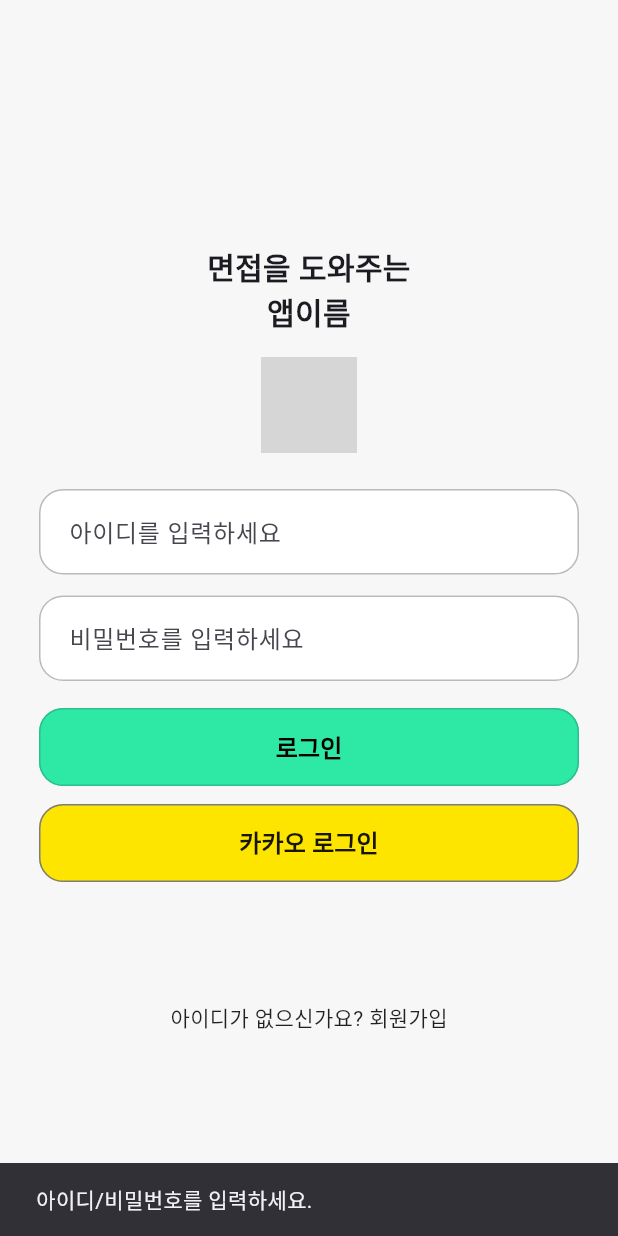
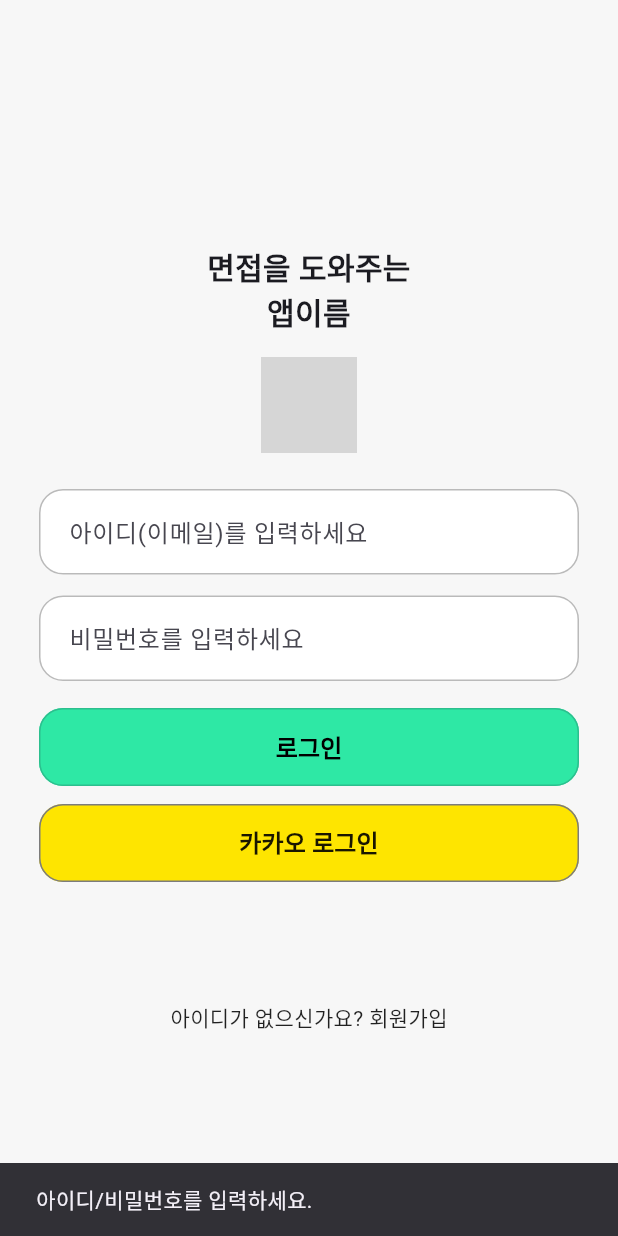
Before and after one commit to hoyoung13/aiready, a Flutter app: the screen it shows after launch, after a tap on "로그인", on a phone screen of 412 x 824 dp. Run offline on Flutter 3.47's test engine with Material 3 defaults, Android fonts, the phone set to English and light mode, and no system bars; our stand-ins replace cloud_firestore, firebase_auth, firebase_core, flutter_riverpod, go_router; missing offline and left inert: kakao_flutter_sdk_user; accounts and stored records are empty; grey boxes are pictures that could not be loaded.

Commit message:
메인페이지 디자인 수정2

```diff
--- a/lib/features/auth/login_page.dart
+++ b/lib/features/auth/login_page.dart
@@ -1,6 +1,7 @@
 import 'package:flutter/material.dart';
 import 'package:go_router/go_router.dart';
 import 'package:kakao_flutter_sdk_user/kakao_flutter_sdk_user.dart';
+import 'package:firebase_auth/firebase_auth.dart'; // ✅ 추가
 
 class LoginPage extends StatefulWidget {
   const LoginPage({super.key});
@@ -9,7 +10,7 @@ class LoginPage extends StatefulWidget {
 }
 
 class _LoginPageState extends State<LoginPage> {
-  final _idCtl = TextEditingController();
+  final _idCtl = TextEditingController(); // 이메일(아이디)
   final _pwCtl = TextEditingController();
   bool _loading = false;
 
@@ -20,28 +21,64 @@ class _LoginPageState extends State<LoginPage> {
     super.dispose();
   }
 
+  void _msg(String m) =>
+      ScaffoldMessenger.of(context).showSnackBar(SnackBar(content: Text(m)));
+
   Future<void> _emailLogin() async {
-    if (_idCtl.text.isEmpty || _pwCtl.text.isEmpty) {
+    final email = _idCtl.text.trim().toLowerCase();
+    final pw = _pwCtl.text;
+
+    if (email.isEmpty || pw.isEmpty) {
       _msg('아이디/비밀번호를 입력하세요.');
       return;
     }
+
     setState(() => _loading = true);
-    await Future.delayed(const Duration(milliseconds: 600)); // TODO: 실제 로그인 연동
-    if (mounted) {
-      setState(() => _loading = false);
-      context.go('/tabs');
+    try {
+      // ✅ Firebase Auth 이메일/비밀번호 로그인
+      await FirebaseAuth.instance
+          .signInWithEmailAndPassword(email: email, password: pw);
+
+      // 로그인 성공 → 홈(or 탭)으로 이동
+      if (mounted) context.go('/tabs');
+    } on FirebaseAuthException catch (e) {
+      // 흔한 에러 메시지 매핑
+      String human = '로그인에 실패했어요.';
+      switch (e.code) {
+        case 'invalid-email':
+          human = '이메일 형식이 올바르지 않아요.';
+          break;
+        case 'user-not-found':
+          human = '존재하지 않는 계정이에요.';
+          break;
+        case 'wrong-password':
+          human = '비밀번호가 일치하지 않아요.';
+          break;
+        case 'user-disabled':
+          human = '비활성화된 계정이에요.';
+          break;
+      }
+      _msg(human);
+    } catch (_) {
+      _msg('네트워크 또는 알 수 없는 오류입니다.');
+    } finally {
+      if (mounted) setState(() => _loading = false);
     }
   }
 
   Future<void> _kakaoLogin() async {
     try {
       setState(() => _loading = true);
+
       final installed = await isKakaoTalkInstalled();
       if (installed) {
         await UserApi.instance.loginWithKakaoTalk();
       } else {
         await UserApi.instance.loginWithKakaoAccount();
       }
+
+      // ⚠️ 참고: Kakao로 Firebase에 로그인하려면 서버에서 커스텀 토큰 발급이 필요합니다.
+      // 지금은 Kakao만 성공 시 바로 이동(임시).
       if (mounted) context.go('/tabs');
     } catch (e) {
       _msg('카카오 로그인에 실패했어요. 다시 시도해주세요.');
@@ -49,9 +86,6 @@ class _LoginPageState extends State<LoginPage> {
       if (mounted) setState(() => _loading = false);
     }
   }
-
-  void _msg(String m) =>
-      ScaffoldMessenger.of(context).showSnackBar(SnackBar(content: Text(m)));
 
   @override
   Widget build(BuildContext context) {
@@ -112,14 +146,16 @@ class _LoginPageState extends State<LoginPage> {
                     // 아이디 / 비밀번호 입력
                     TextField(
                       controller: _idCtl,
+                      keyboardType: TextInputType.emailAddress,
                       textInputAction: TextInputAction.next,
-                      decoration: inputStyle('아이디를 입력하세요'),
+                      decoration: inputStyle('아이디(이메일)를 입력하세요'),
                     ),
                     const SizedBox(height: 14),
                     TextField(
                       controller: _pwCtl,
                       obscureText: true,
                       decoration: inputStyle('비밀번호를 입력하세요'),
+                      onSubmitted: (_) => _emailLogin(), // 엔터로 로그인
                     ),
                     const SizedBox(height: 18),
 
--- a/lib/main.dart
+++ b/lib/main.dart
@@ -1,14 +1,17 @@
 import 'package:flutter/material.dart';
 import 'package:flutter_riverpod/flutter_riverpod.dart';
 import 'package:kakao_flutter_sdk_user/kakao_flutter_sdk_user.dart';
-
+import 'package:firebase_core/firebase_core.dart';
+import 'firebase_options.dart';
 import 'app.dart';
 
-void main() {
+Future<void> main() async {
   WidgetsFlutterBinding.ensureInitialized();
+  await Firebase.initializeApp(
+    options: DefaultFirebaseOptions.currentPlatform,
+  );
   KakaoSdk.init(nativeAppKey: '카카오_네이티브앱키'); //나중에 추가
   runApp(const ProviderScope(child: TheReadyApp()));
+
+
 }
-await Firebase.initializeApp(
-  options: DefaultFirebaseOptions.currentPlatform,
-);
```
